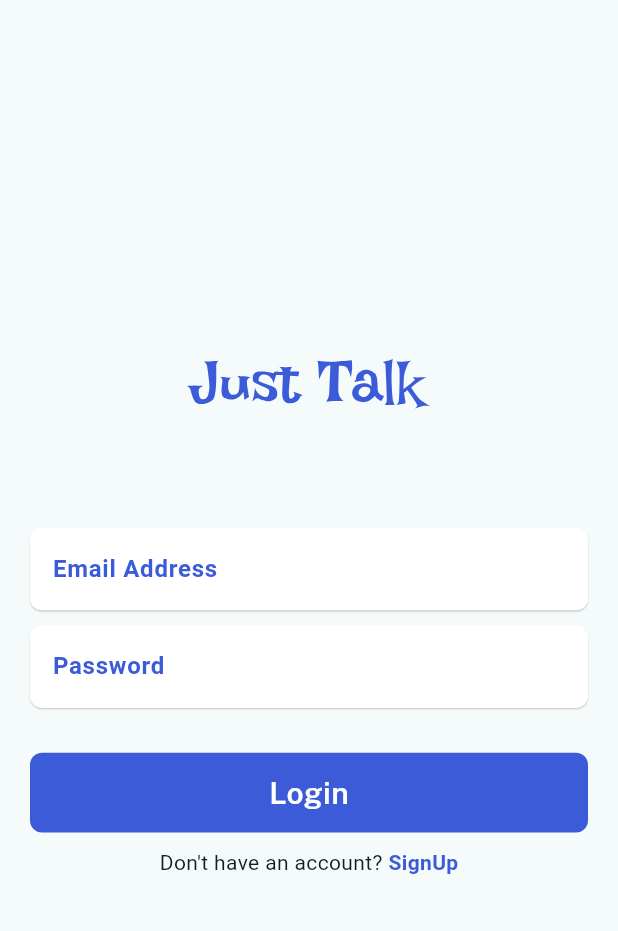
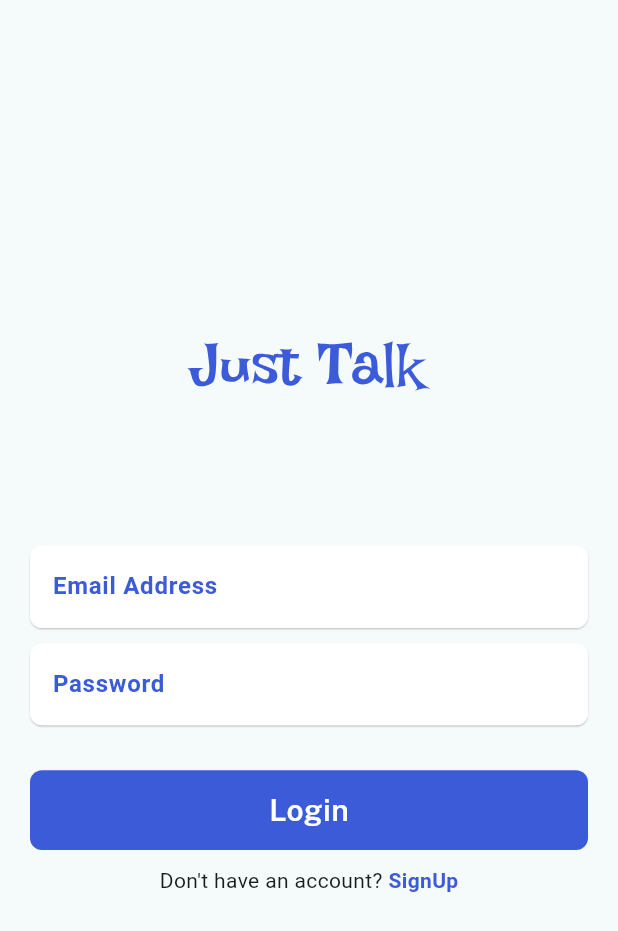
Before and after one commit to HAMZA-CH420/Just-Talk, a Flutter app: the screen it shows after launch, on a phone screen of 412 x 824 dp. Shown: the top 931 px of the screen. Run offline on Flutter 3.47's test engine with Material 3 defaults, Android fonts, the phone set to English and light mode, and no system bars; our stand-ins replace flutter_svg, google_fonts.

Commit message:
minor changes

```diff
--- a/lib/Features/LoginScreen/login_screen.dart
+++ b/lib/Features/LoginScreen/login_screen.dart
@@ -22,7 +22,7 @@ class _LoginScreenState extends State<LoginScreen> {
         FocusManager.instance.primaryFocus!.unfocus();
       },
       child: Scaffold(
-        body: Center(
+        body: SafeArea(
           child: Padding(
             padding: const EdgeInsets.symmetric(horizontal: 20),
             child: Column(
@@ -31,7 +31,7 @@ class _LoginScreenState extends State<LoginScreen> {
               children: [
                 SvgPicture.asset("assets/logo/just_talk.svg"),
                 SizedBox(
-                  height: MediaQuery.sizeOf(context).height / 14,
+                  height: MediaQuery.sizeOf(context).height / 10,
                 ),
                 CredentialsTextField(
                   labelText: "Email Address",
```
